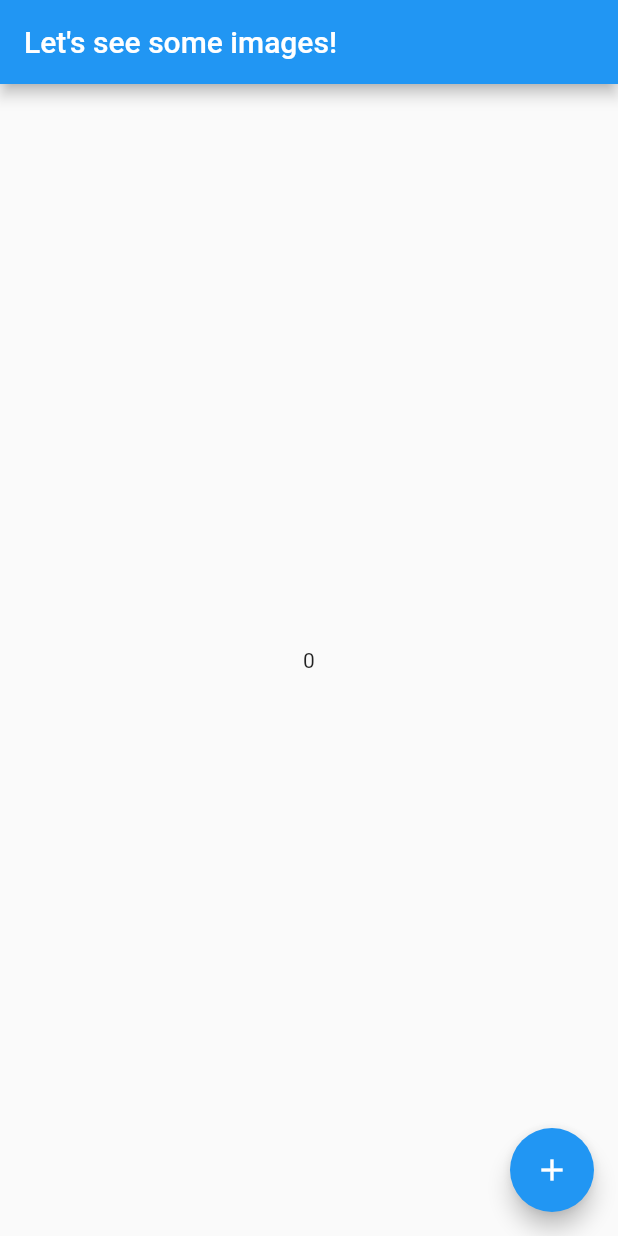
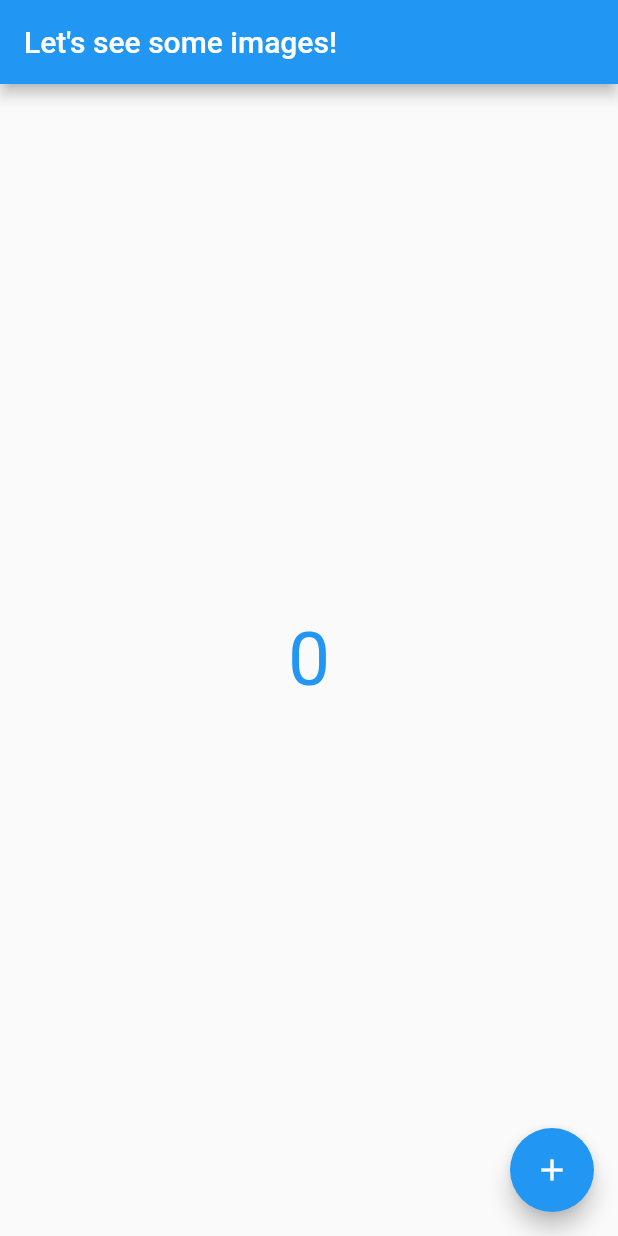
Before and after one commit to ann-who/pics, a Flutter app: the screen it shows after launch, on a phone screen of 412 x 824 dp. Run offline on Flutter 3.47's test engine with Material 2 defaults, Android fonts, the phone set to English and light mode, and no system bars.

Commit message:
Added colors

```diff
--- a/lib/src/app.dart
+++ b/lib/src/app.dart
@@ -12,7 +12,15 @@ class AppState extends State<App> {
   Widget build(context) {
     return MaterialApp(
       home: Scaffold(
-        body: Center(child: Text('$counter')),
+        body: Center(
+          child: Text(
+            '$counter',
+            style: TextStyle(
+              fontSize: 50,
+              color: Theme.of(context).primaryColor,
+            ),
+          ),
+        ),
         appBar: AppBar(
           title: Text('Let\'s see some images!'),
         ),
```
